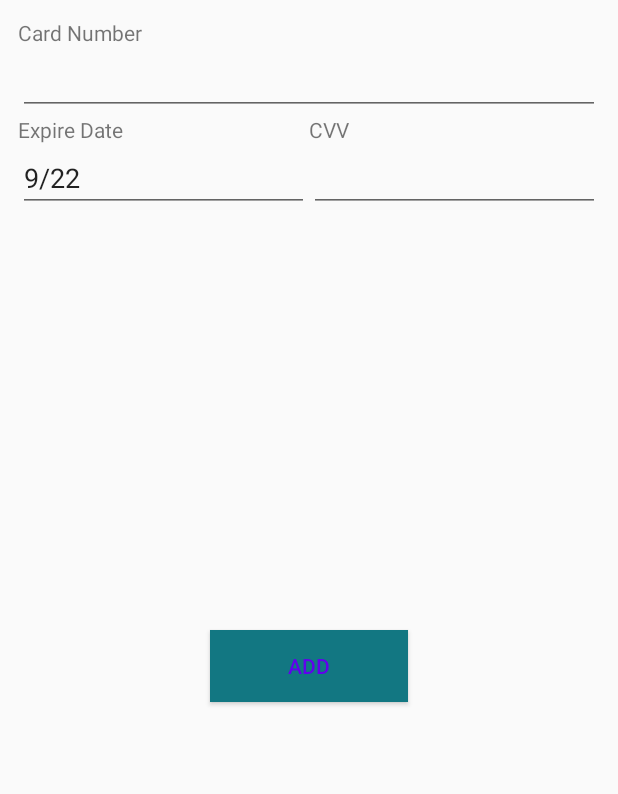
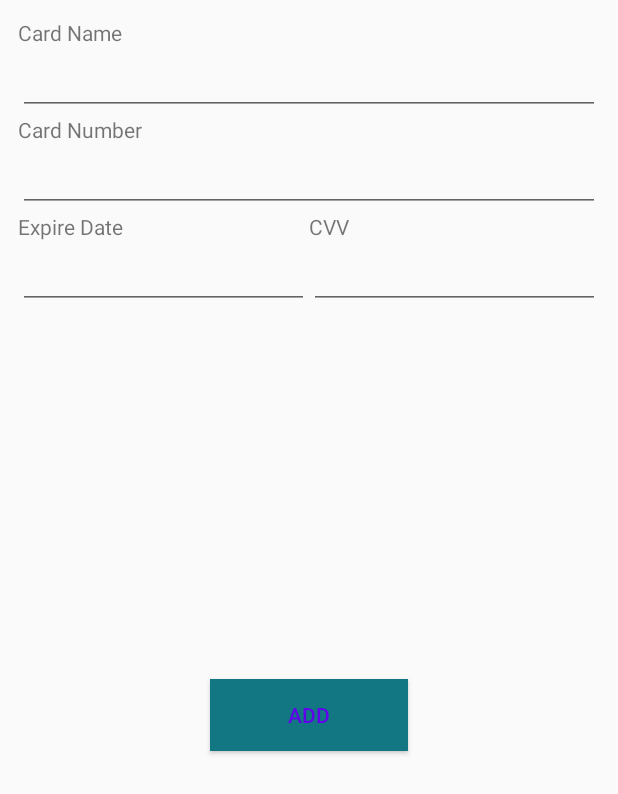
Before and after one commit to Cyl3el2Cleal2/SaveMyCards, an Android app: the AddCardFragment screen opened through its navigation route, on a phone screen of 412 x 824 dp. Shown: the top 794 px of the screen. Run offline under Robolectric (Android 15) with nearby library versions, the phone set to English and light mode, and no system bars; our stand-ins replace Room's generated code, data binding.

Commit message:
Complete 99

```diff
--- a/app/build.gradle
+++ b/app/build.gradle
@@ -52,5 +52,5 @@ dependencies {
     implementation "org.jetbrains.kotlinx:kotlinx-coroutines-android:$coroutine_version"
 
     //FingerPrint
-    implementation(group: 'com.an.biometric', name: 'biometric-auth', version: '0.1.0', ext: 'aar', classifier: '')
+    implementation 'androidx.biometric:biometric:1.0.0-alpha03'
 }
--- a/app/src/main/AndroidManifest.xml
+++ b/app/src/main/AndroidManifest.xml
@@ -2,9 +2,7 @@
 <manifest xmlns:android="http://schemas.android.com/apk/res/android"
     package="buu.s59160937.savemycards">
 
-    <uses-permission android:name="android.permission.USE_FINGERPRINT" />
-    <uses-feature android:name="android.hardware.fingerprint"
-        android:required="false"/>
+    <uses-permission android:name="android.permission.USE_BIOMETRIC" />
     <application
         android:allowBackup="true"
         android:icon="@mipmap/ic_launcher"
--- a/app/src/main/java/buu/s59160937/savemycards/AddCardFragment.kt
+++ b/app/src/main/java/buu/s59160937/savemycards/AddCardFragment.kt
@@ -60,7 +60,7 @@ class AddCardFragment : Fragment() {
 
         binding.button.setOnClickListener { v ->
 
-            val card = Card(0,binding.cardNumber.text.toString(), binding.cardNumber.text.toString(), binding.CVV.text.toString(), binding.expireDate.text.toString())
+            val card = Card(0,binding.cardName.text.toString(), binding.cardNumber.text.toString(), binding.CVV.text.toString(), binding.expireDate.text.toString())
             if(card.name.isNotEmpty() && card.number.isNotEmpty() && card.CVV.isNotEmpty() && card.expire.isNotEmpty()){
                 ViewModel.addCard(card)
 
--- a/app/src/main/res/layout/fragment_add_card.xml
+++ b/app/src/main/res/layout/fragment_add_card.xml
@@ -12,6 +12,20 @@
 
 
         <TextView
+            android:id="@+id/textView"
+            android:layout_width="match_parent"
+            android:layout_height="wrap_content"
+            android:text="@string/card_name" />
+
+        <EditText
+            android:id="@+id/cardName"
+            android:layout_width="match_parent"
+            android:layout_height="wrap_content"
+            android:ems="10"
+            android:inputType="text"
+            tools:text="@string/app_name" />
+
+        <TextView
             android:layout_width="match_parent"
             android:layout_height="wrap_content"
             android:text="@string/card_number" />
@@ -21,7 +35,7 @@
             android:layout_width="match_parent"
             android:layout_height="wrap_content"
             android:ems="10"
-            android:inputType="textPersonName"
+            android:inputType="phone"
             android:text=""
             tools:text="9999-9999-9999-9999" />
 
@@ -49,8 +63,8 @@
                     android:layout_height="wrap_content"
                     android:layout_weight="1"
                     android:ems="10"
-                    android:inputType="textPersonName"
-                    android:text="9/22" />
+                    android:inputType="phone"
+                    tools:text="12/34" />
             </LinearLayout>
 
             <LinearLayout
@@ -70,8 +84,7 @@
                     android:layout_height="wrap_content"
                     android:layout_weight="1"
                     android:ems="10"
-                    android:inputType="textPersonName"
-                    android:text=""
+                    android:inputType="phone"
                     tools:text="987" />
             </LinearLayout>
         </LinearLayout>
@@ -85,5 +98,6 @@
             android:background="@color/color1"
             android:text="Add"
             android:textColor="@color/design_default_color_primary" />
+
     </LinearLayout>
 </layout>
--- a/app/src/main/res/values/strings.xml
+++ b/app/src/main/res/values/strings.xml
@@ -10,4 +10,5 @@
     <string name="hit_exp">67/89</string>
     <string name="hint_cvv">012</string>
     <string name="hint_number">9999-9999-9999-9999</string>
+    <string name="card_name">Card Name</string>
 </resources>
```
Also changed, not shown: app/src/main/java/buu/s59160937/savemycards/LoginFragment.kt (+126 -2 lines).
